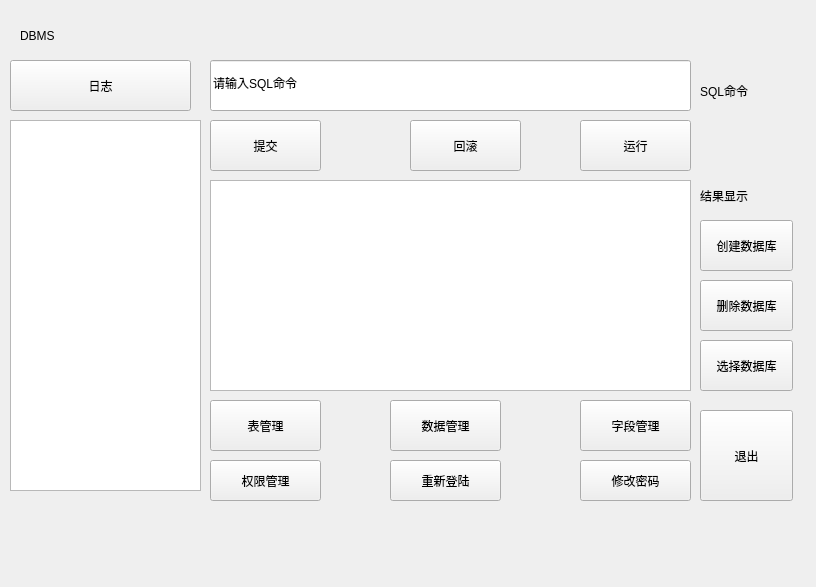
The window that mainwindow.ui (jy-080610/DBMS) describes before a commit, drawn with Qt 5.
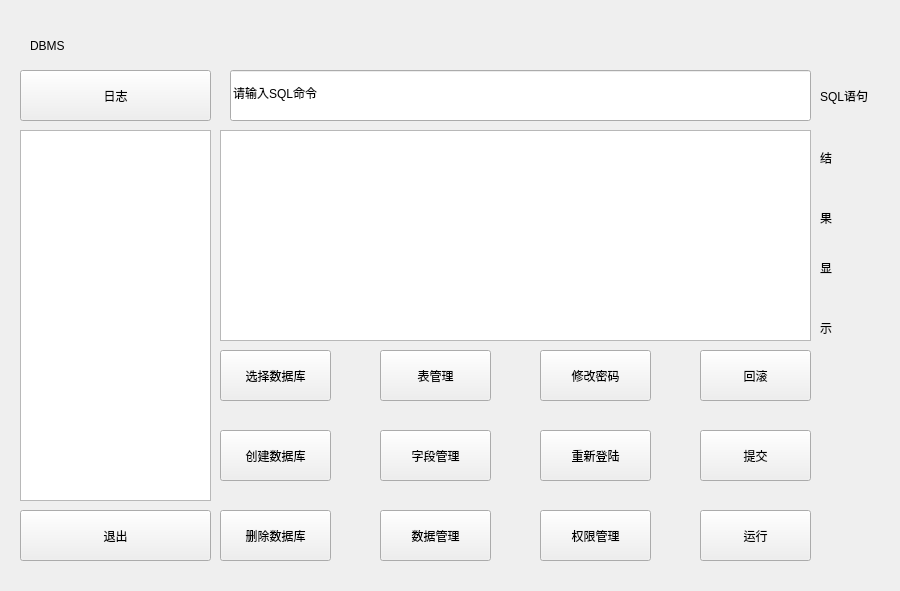
The same window after the commit.

```diff
--- a/mainwindow.ui
+++ b/mainwindow.ui
@@ -6,8 +6,8 @@
    <rect>
     <x>0</x>
     <y>0</y>
-    <width>816</width>
-    <height>587</height>
+    <width>900</width>
+    <height>591</height>
    </rect>
   </property>
   <property name="windowTitle">
@@ -19,18 +19,18 @@
   <widget class="QWidget" name="centralwidget" native="true">
    <property name="geometry">
     <rect>
-     <x>0</x>
-     <y>0</y>
-     <width>811</width>
-     <height>571</height>
+     <x>10</x>
+     <y>10</y>
+     <width>911</width>
+     <height>651</height>
     </rect>
    </property>
    <widget class="QLineEdit" name="sqllineEdit">
     <property name="geometry">
      <rect>
-      <x>210</x>
+      <x>220</x>
       <y>60</y>
-      <width>481</width>
+      <width>581</width>
       <height>51</height>
      </rect>
     </property>
@@ -42,90 +42,12 @@
     <property name="geometry">
      <rect>
       <x>210</x>
-      <y>180</y>
-      <width>481</width>
+      <y>120</y>
+      <width>591</width>
       <height>211</height>
      </rect>
     </property>
    </widget>
-   <widget class="QPushButton" name="tablemanage">
-    <property name="geometry">
-     <rect>
-      <x>210</x>
-      <y>400</y>
-      <width>111</width>
-      <height>51</height>
-     </rect>
-    </property>
-    <property name="text">
-     <string>表管理</string>
-    </property>
-   </widget>
-   <widget class="QPushButton" name="datamanage">
-    <property name="geometry">
-     <rect>
-      <x>390</x>
-      <y>400</y>
-      <width>111</width>
-      <height>51</height>
-     </rect>
-    </property>
-    <property name="text">
-     <string>数据管理</string>
-    </property>
-   </widget>
-   <widget class="QPushButton" name="fieldmanage">
-    <property name="geometry">
-     <rect>
-      <x>580</x>
-      <y>400</y>
-      <width>111</width>
-      <height>51</height>
-     </rect>
-    </property>
-    <property name="text">
-     <string>字段管理</string>
-    </property>
-   </widget>
-   <widget class="QPushButton" name="rollback">
-    <property name="geometry">
-     <rect>
-      <x>410</x>
-      <y>120</y>
-      <width>111</width>
-      <height>51</height>
-     </rect>
-    </property>
-    <property name="text">
-     <string>回滚</string>
-    </property>
-   </widget>
-   <widget class="QPushButton" name="commit">
-    <property name="geometry">
-     <rect>
-      <x>210</x>
-      <y>120</y>
-      <width>111</width>
-      <height>51</height>
-     </rect>
-    </property>
-    <property name="text">
-     <string>提交</string>
-    </property>
-   </widget>
-   <widget class="QPushButton" name="run">
-    <property name="geometry">
-     <rect>
-      <x>580</x>
-      <y>120</y>
-      <width>111</width>
-      <height>51</height>
-     </rect>
-    </property>
-    <property name="text">
-     <string>运行</string>
-    </property>
-   </widget>
    <widget class="QLabel" name="label">
     <property name="geometry">
      <rect>
@@ -152,38 +74,12 @@
      </rect>
     </property>
    </widget>
-   <widget class="QLabel" name="label_2">
-    <property name="geometry">
-     <rect>
-      <x>700</x>
-      <y>70</y>
-      <width>81</width>
-      <height>41</height>
-     </rect>
-    </property>
-    <property name="text">
-     <string>SQL命令</string>
-    </property>
-   </widget>
-   <widget class="QLabel" name="label_3">
-    <property name="geometry">
-     <rect>
-      <x>700</x>
-      <y>180</y>
-      <width>91</width>
-      <height>31</height>
-     </rect>
-    </property>
-    <property name="text">
-     <string>结果显示</string>
-    </property>
-   </widget>
    <widget class="QPushButton" name="log">
     <property name="geometry">
      <rect>
       <x>10</x>
       <y>60</y>
-      <width>181</width>
+      <width>191</width>
       <height>51</height>
      </rect>
     </property>
@@ -194,48 +90,22 @@
    <widget class="QPushButton" name="rland">
     <property name="geometry">
      <rect>
-      <x>390</x>
-      <y>460</y>
-      <width>111</width>
-      <height>41</height>
+      <x>10</x>
+      <y>500</y>
+      <width>191</width>
+      <height>51</height>
      </rect>
     </property>
     <property name="text">
-     <string>重新登陆</string>
-    </property>
-   </widget>
-   <widget class="QPushButton" name="psw">
-    <property name="geometry">
-     <rect>
-      <x>580</x>
-      <y>460</y>
-      <width>111</width>
-      <height>41</height>
-     </rect>
-    </property>
-    <property name="text">
-     <string>修改密码</string>
-    </property>
-   </widget>
-   <widget class="QPushButton" name="privilege">
-    <property name="geometry">
-     <rect>
-      <x>210</x>
-      <y>460</y>
-      <width>111</width>
-      <height>41</height>
-     </rect>
-    </property>
-    <property name="text">
-     <string>权限管理</string>
+     <string>退出</string>
     </property>
    </widget>
    <widget class="QPushButton" name="newAction">
     <property name="geometry">
      <rect>
-      <x>700</x>
-      <y>220</y>
-      <width>93</width>
+      <x>210</x>
+      <y>420</y>
+      <width>111</width>
       <height>51</height>
      </rect>
     </property>
@@ -246,9 +116,9 @@
    <widget class="QPushButton" name="deleteAction">
     <property name="geometry">
      <rect>
-      <x>700</x>
-      <y>280</y>
-      <width>93</width>
+      <x>210</x>
+      <y>500</y>
+      <width>111</width>
       <height>51</height>
      </rect>
     </property>
@@ -259,9 +129,9 @@
    <widget class="QPushButton" name="selectAction">
     <property name="geometry">
      <rect>
-      <x>700</x>
+      <x>210</x>
       <y>340</y>
-      <width>93</width>
+      <width>111</width>
       <height>51</height>
      </rect>
     </property>
@@ -272,14 +142,183 @@
    <widget class="QPushButton" name="exit">
     <property name="geometry">
      <rect>
-      <x>700</x>
-      <y>410</y>
-      <width>93</width>
-      <height>91</height>
+      <x>370</x>
+      <y>340</y>
+      <width>111</width>
+      <height>51</height>
      </rect>
     </property>
     <property name="text">
-     <string>退出</string>
+     <string>表管理</string>
+    </property>
+   </widget>
+   <widget class="QPushButton" name="datamanage">
+    <property name="geometry">
+     <rect>
+      <x>370</x>
+      <y>500</y>
+      <width>111</width>
+      <height>51</height>
+     </rect>
+    </property>
+    <property name="text">
+     <string>数据管理</string>
+    </property>
+   </widget>
+   <widget class="QPushButton" name="fieldmanage">
+    <property name="geometry">
+     <rect>
+      <x>370</x>
+      <y>420</y>
+      <width>111</width>
+      <height>51</height>
+     </rect>
+    </property>
+    <property name="text">
+     <string>字段管理</string>
+    </property>
+   </widget>
+   <widget class="QPushButton" name="privilege">
+    <property name="geometry">
+     <rect>
+      <x>530</x>
+      <y>500</y>
+      <width>111</width>
+      <height>51</height>
+     </rect>
+    </property>
+    <property name="text">
+     <string>权限管理</string>
+    </property>
+   </widget>
+   <widget class="QPushButton" name="rland">
+    <property name="geometry">
+     <rect>
+      <x>530</x>
+      <y>420</y>
+      <width>111</width>
+      <height>51</height>
+     </rect>
+    </property>
+    <property name="text">
+     <string>重新登陆</string>
+    </property>
+   </widget>
+   <widget class="QPushButton" name="psw">
+    <property name="geometry">
+     <rect>
+      <x>530</x>
+      <y>340</y>
+      <width>111</width>
+      <height>51</height>
+     </rect>
+    </property>
+    <property name="text">
+     <string>修改密码</string>
+    </property>
+   </widget>
+   <widget class="QPushButton" name="commit">
+    <property name="geometry">
+     <rect>
+      <x>690</x>
+      <y>420</y>
+      <width>111</width>
+      <height>51</height>
+     </rect>
+    </property>
+    <property name="text">
+     <string>提交</string>
+    </property>
+   </widget>
+   <widget class="QPushButton" name="rollback">
+    <property name="geometry">
+     <rect>
+      <x>690</x>
+      <y>340</y>
+      <width>111</width>
+      <height>51</height>
+     </rect>
+    </property>
+    <property name="text">
+     <string>回滚</string>
+    </property>
+   </widget>
+   <widget class="QPushButton" name="run">
+    <property name="geometry">
+     <rect>
+      <x>690</x>
+      <y>500</y>
+      <width>111</width>
+      <height>51</height>
+     </rect>
+    </property>
+    <property name="text">
+     <string>运行</string>
+    </property>
+   </widget>
+   <widget class="QLabel" name="label_2">
+    <property name="geometry">
+     <rect>
+      <x>810</x>
+      <y>60</y>
+      <width>72</width>
+      <height>51</height>
+     </rect>
+    </property>
+    <property name="text">
+     <string>SQL语句</string>
+    </property>
+   </widget>
+   <widget class="QLabel" name="label_4">
+    <property name="geometry">
+     <rect>
+      <x>810</x>
+      <y>140</y>
+      <width>72</width>
+      <height>15</height>
+     </rect>
+    </property>
+    <property name="text">
+     <string>结</string>
+    </property>
+   </widget>
+   <widget class="QLabel" name="label_5">
+    <property name="geometry">
+     <rect>
+      <x>810</x>
+      <y>200</y>
+      <width>72</width>
+      <height>15</height>
+     </rect>
+    </property>
+    <property name="text">
+     <string>果</string>
+    </property>
+   </widget>
+   <widget class="QLabel" name="label_6">
+    <property name="geometry">
+     <rect>
+      <x>810</x>
+      <y>250</y>
+      <width>72</width>
+      <height>15</height>
+     </rect>
+    </property>
+    <property name="text">
+     <string>显</string>
+    </property>
+   </widget>
+   <widget class="QLabel" name="label_7">
+    <property name="geometry">
+     <rect>
+      <x>810</x>
+      <y>310</y>
+      <width>72</width>
+      <height>15</height>
+     </rect>
+    </property>
+    <property name="text">
+     <string>示</string>
     </property>
    </widget>
   </widget>
```
Left out of the diff: 4 changed lines with no effect on the pictures.
